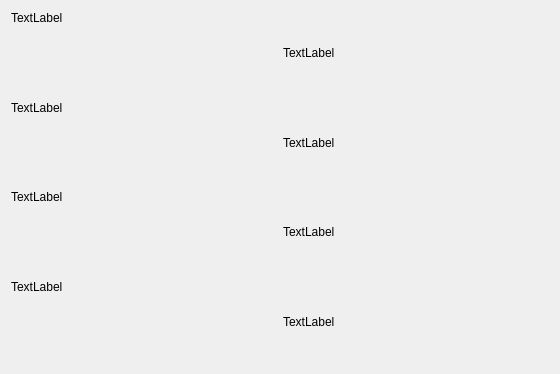
First picture: the form in weatherwidget.ui, repository xcoldfyrex/SMAH_RPI_UI, before the edit.
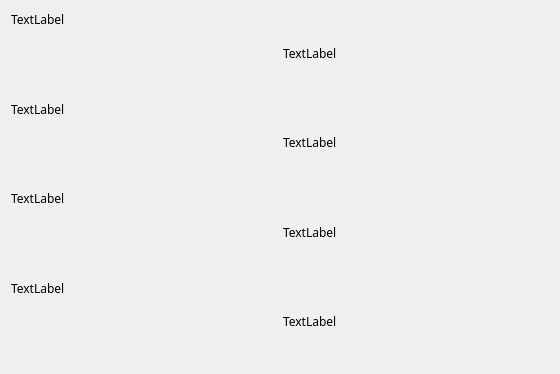
Second picture: the form after the edit.

What changed in the file:
```diff
--- a/weatherwidget.ui
+++ b/weatherwidget.ui
@@ -16,6 +16,11 @@
     <verstretch>0</verstretch>
    </sizepolicy>
   </property>
+  <property name="font">
+   <font>
+    <family>Sans Serif</family>
+   </font>
+  </property>
   <property name="windowTitle">
    <string>Form</string>
   </property>
```
